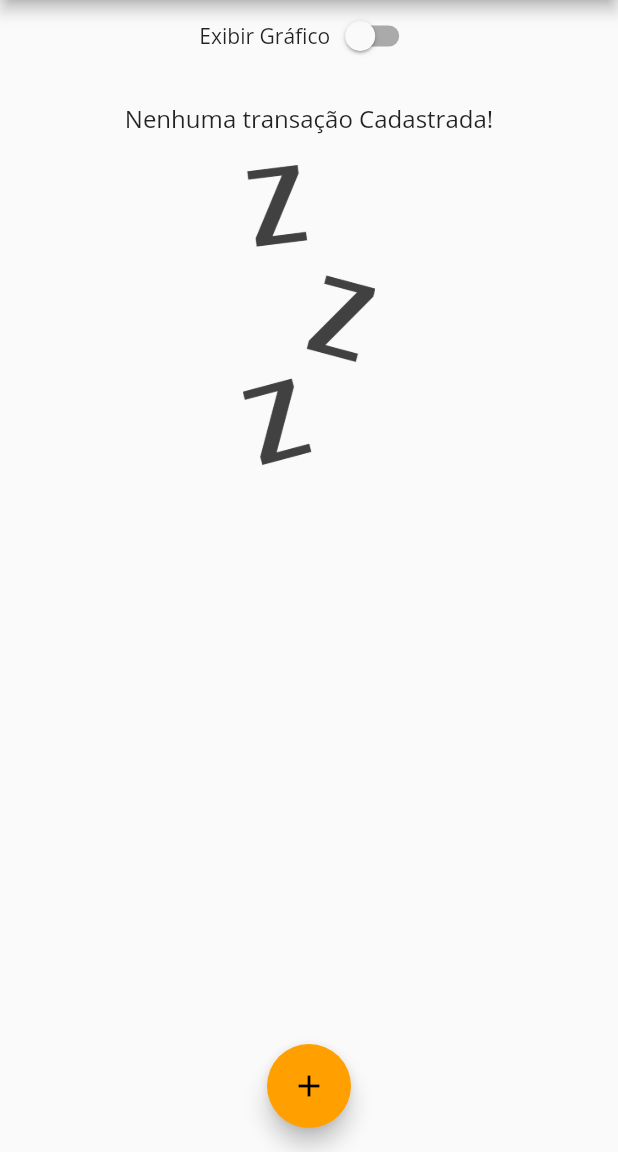
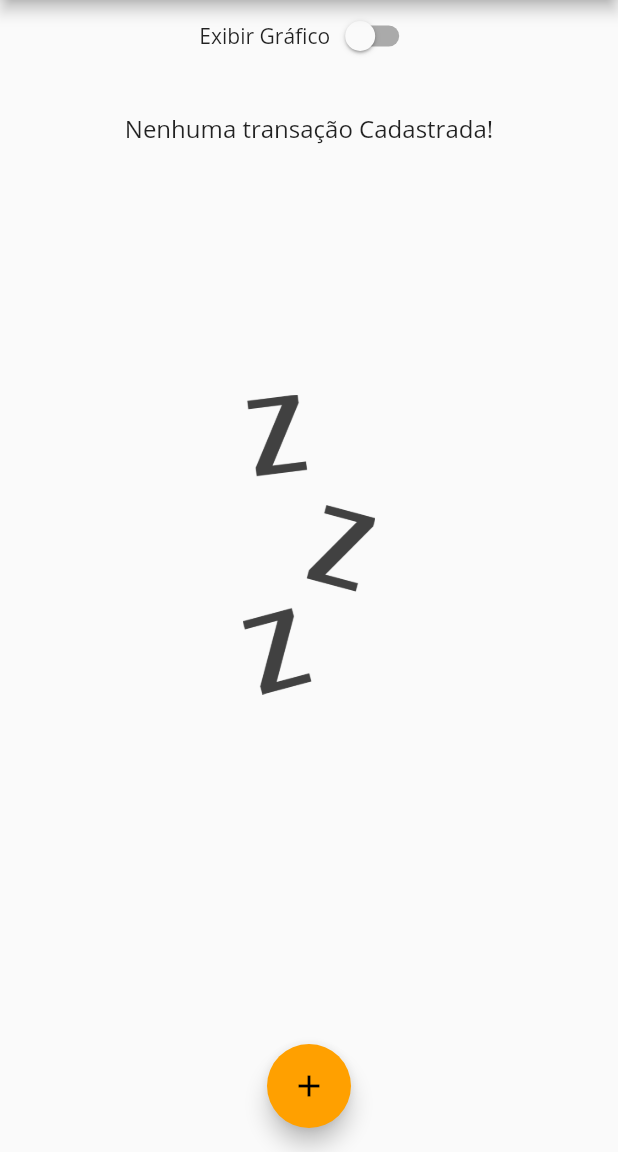
Before and after one commit to marcofontel/FlutterProject, a Flutter app: the screen it shows after launch, on a phone screen of 412 x 824 dp, the part 84-1236 px from its top. Run offline on Flutter 3.47's test engine with Material 2 defaults, Android fonts, the phone set to English and light mode, and no system bars; missing offline and left inert: dart:ffi.

Commit message:
Exibição de container grafico Switch LayoutBuilder

```diff
--- a/despesas/lib/components/transaction_list.dart
+++ b/despesas/lib/components/transaction_list.dart
@@ -12,14 +12,19 @@ class TransactionList extends StatelessWidget {
   @override
   Widget build(BuildContext context) {
     return _transactions.isEmpty
-        ? Column(
-            children: [
-              SizedBox(height: 20),
-              Text(
+        ? LayoutBuilder(
+            builder: (ctx, constraints) {
+              return Column(
+                children: <Widget>[
+                  SizedBox(height: constraints.maxHeight * 0.05),
+                  Container(
+                    height: constraints.maxHeight * 0.3,
+                    child: Text(
                       'Nenhuma transação Cadastrada!',
                       style: Theme.of(context).textTheme.titleMedium,
                     ),
-              SizedBox(height: 20),
+                  ),
+                  SizedBox(height: constraints.maxHeight * 0.05),
                   Container(
                     height: 200,
                     child: Image.asset(
@@ -28,6 +33,8 @@ class TransactionList extends StatelessWidget {
                     ),
                   )
                 ],
+              );
+            },
           )
         : ListView.builder(
             itemCount: _transactions.length,
```
Lines whose indentation alone changed are shown as unchanged.
